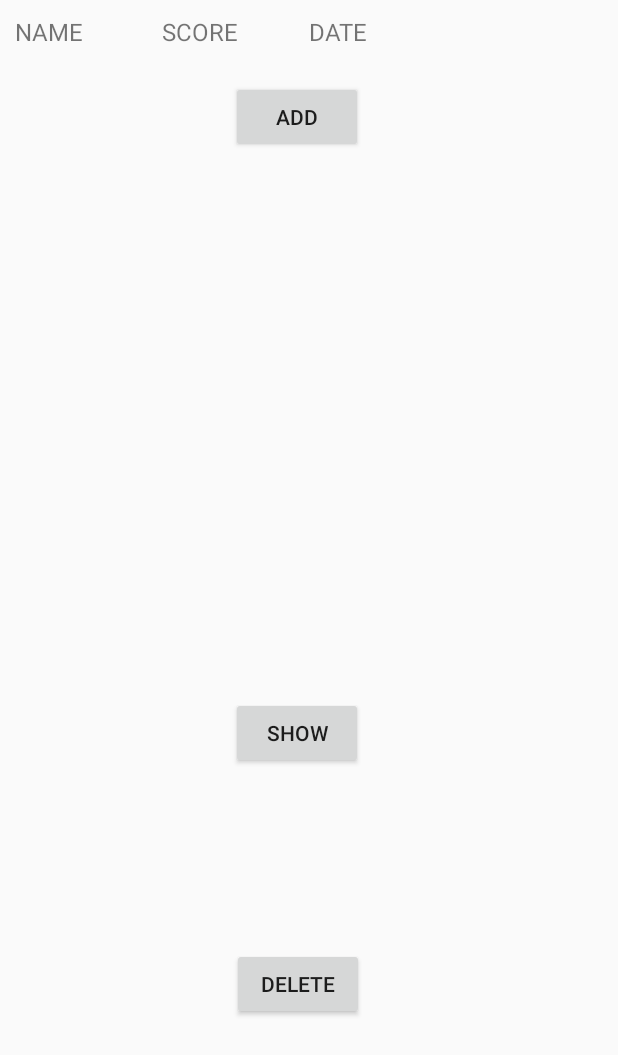
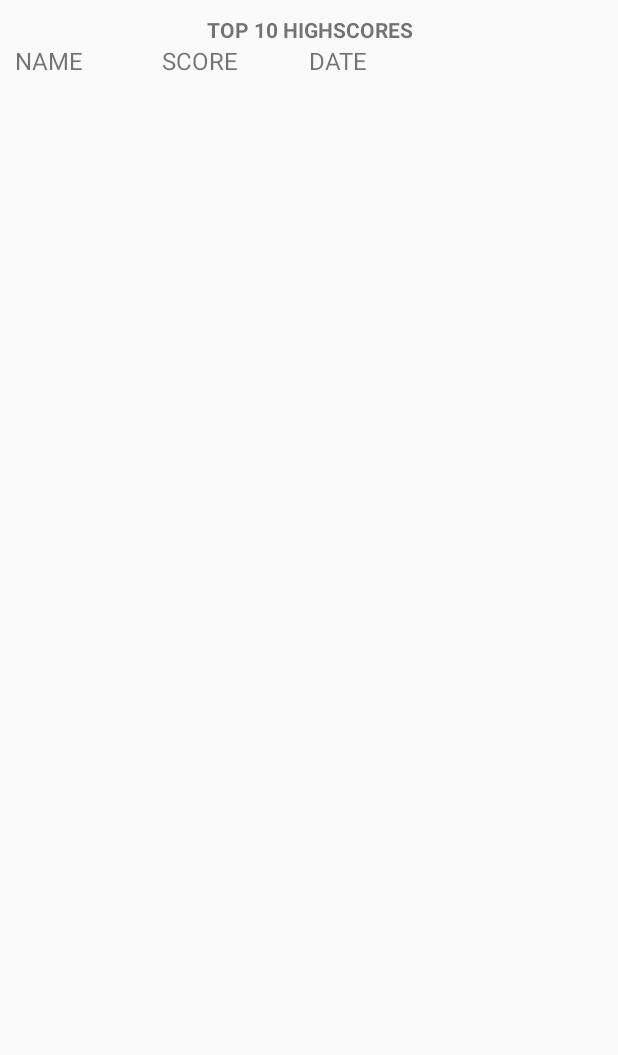
Before and after one commit to FloHimself5/FlappyBee, an Android app: the layout activity_score.xml on its own in the app's theme, with its tools: preview values and no code run, on a phone screen of 412 x 824 dp. Shown: the top 1055 px of the screen. Run offline under Robolectric (Android 15) with nearby library versions, the phone set to English and light mode, and no system bars.

Commit message:
Added Headline and commented out buttons

```diff
--- a/app/src/main/res/layout/activity_score.xml
+++ b/app/src/main/res/layout/activity_score.xml
@@ -1,11 +1,14 @@
 <?xml version="1.0" encoding="utf-8"?>
-<androidx.constraintlayout.widget.ConstraintLayout xmlns:android="http://schemas.android.com/apk/res/android"
-    xmlns:app="http://schemas.android.com/apk/res-auto"
+<LinearLayout xmlns:android="http://schemas.android.com/apk/res/android"
+    android:layout_width="match_parent"
+    android:layout_height="match_parent"
     xmlns:tools="http://schemas.android.com/tools"
-    android:layout_width="match_parent"
-    android:layout_height="match_parent">
+    android:orientation="vertical"
+    android:padding="10dp"
+    tools:layout_editor_absoluteX="0dp"
+    tools:layout_editor_absoluteY="86dp">
 
-
+    <!--
     <Button
         android:id="@+id/button_add"
         android:layout_width="wrap_content"
@@ -58,14 +61,8 @@
         app:layout_constraintStart_toStartOf="parent"
         app:layout_constraintTop_toBottomOf="@+id/button_show" />
 
+        -->
 
-    <LinearLayout
-        android:layout_width="match_parent"
-        android:layout_height="match_parent"
-        android:orientation="vertical"
-        android:padding="10dp"
-        tools:layout_editor_absoluteX="0dp"
-        tools:layout_editor_absoluteY="86dp">
 
 
         <LinearLayout
@@ -80,6 +77,17 @@
                 android:layout_height="wrap_content"
                 android:layout_weight="8"
                 android:orientation="vertical">
+
+                <TextView
+                    android:id="@+id/headline"
+                    android:layout_width="match_parent"
+                    android:layout_height="wrap_content"
+                    android:textAlignment="center"
+                    android:singleLine="false"
+                    android:text="TOP 10 HIGHSCORES"
+                    android:textStyle="bold"
+                    android:textAllCaps="true"
+                    />
 
                 <LinearLayout
                     android:layout_width="match_parent"
@@ -120,5 +128,3 @@
         </LinearLayout>
 
     </LinearLayout>
-
-</androidx.constraintlayout.widget.ConstraintLayout>
```
Also changed, not shown: app/src/main/java/com/example/firstgame/Score.java (+4 -4 lines).
